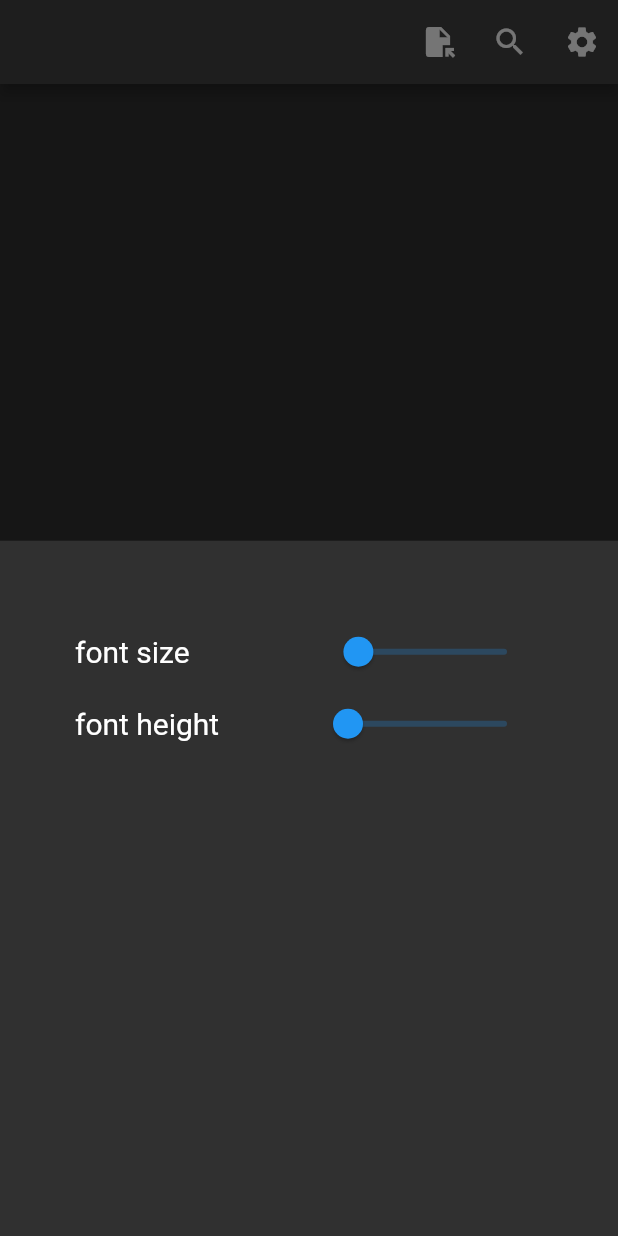
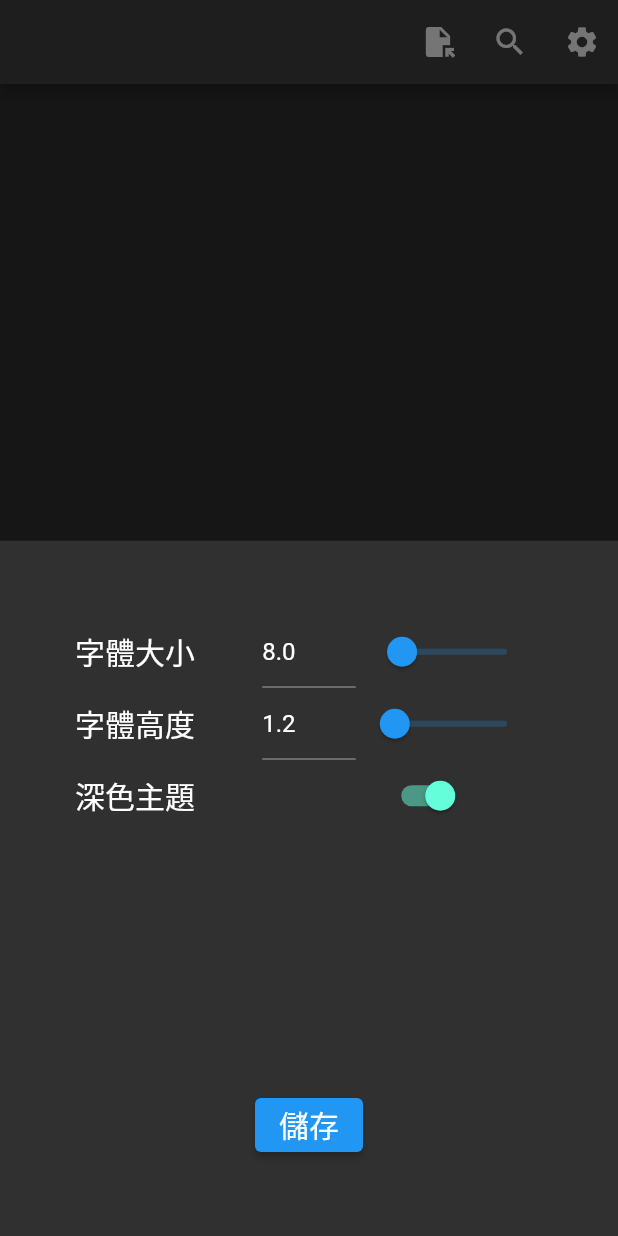
Before and after one commit to HANKSIE/tabview_reader, a Flutter app: the screen it shows after launch, after a tap on the "settings" icon, on a phone screen of 412 x 824 dp. Run offline on Flutter 3.47's test engine with Material 2 defaults, Android fonts, the phone set to English and light mode, and no system bars; our stand-ins replace file_picker, fluttertoast, shared_preferences.

Commit message:
add setting save

```diff
--- a/lib/main.dart
+++ b/lib/main.dart
@@ -6,12 +6,12 @@ import 'package:tabview_reader/store/settings.dart';
 import 'package:tabview_reader/store/tabview_reader_group.dart';
 import 'package:tabview_reader/views/tabview.dart';
 
-void main() {
-  runApp(const MyApp());
+void main() async {
+  runApp(const App());
 }
 
-class MyApp extends StatelessWidget {
-  const MyApp({Key? key}) : super(key: key);
+class App extends StatelessWidget {
+  const App({Key? key}) : super(key: key);
 
   // This widget is the root of your application.
   @override
@@ -25,7 +25,8 @@ class MyApp extends StatelessWidget {
               create: (context) => TabviewReaderGroupStore()),
           ChangeNotifierProvider(create: (context) => SettingsStore()),
         ],
-        child: MaterialApp(
+        child: Consumer<SettingsStore>(builder: (context, settings, child) {
+          return MaterialApp(
             routes: routes,
             theme: ThemeData(
               brightness: Brightness.light,
@@ -33,9 +34,10 @@ class MyApp extends StatelessWidget {
             darkTheme: ThemeData(
               brightness: Brightness.dark,
             ),
-          themeMode: ThemeMode.dark,
+            themeMode: settings.theme,
             debugShowCheckedModeBanner: false,
             home: const TabViewPage(),
-        ));
+          );
+        }));
   }
 }
--- a/lib/store/settings.dart
+++ b/lib/store/settings.dart
@@ -1,11 +1,71 @@
-import 'package:flutter/foundation.dart';
+import 'package:flutter/material.dart';
+import 'package:fluttertoast/fluttertoast.dart';
+import 'package:shared_preferences/shared_preferences.dart';
+import 'package:tabview_reader/utils/setting_storage.dart';
 
 class SettingsStore with ChangeNotifier {
   double _fontSize = 8;
   double _fontHeight = 1.2;
+  ThemeMode _theme = ThemeMode.dark;
+  SettingStorage? _storage;
   get fontSize => _fontSize;
   get fontHeight => _fontHeight;
-  get lineHeight => (_fontSize * _fontHeight).ceil();
+  get lineHeight => _fontSize * _fontHeight;
+  get theme => _theme;
+
+  get isDarkTheme => _theme == ThemeMode.dark;
+
+  SettingsStore() {
+    _init();
+  }
+
+  void _init() async {
+    try {
+      _storage = SettingStorage(await SharedPreferences.getInstance());
+
+      _sync<double>(
+          storageValue: _storage!.getFontSize(),
+          storeValue: fontSize,
+          setStorage: _storage!.setFontSize,
+          setStore: setFontSize);
+      _sync<double>(
+          storageValue: _storage!.getFontHeight(),
+          storeValue: fontHeight,
+          setStorage: _storage!.setFontHeight,
+          setStore: setFontHeight);
+      _sync<ThemeMode>(
+          storageValue: _storage!.getTheme(),
+          storeValue: theme,
+          setStorage: _storage!.setTheme,
+          setStore: setTheme);
+    } catch (err) {
+      Fluttertoast.showToast(msg: '設定檔同步錯誤: $err');
+    }
+  }
+
+  void _sync<T>(
+      {required T? storageValue,
+      required T storeValue,
+      required void Function(T val) setStorage,
+      required void Function(T val) setStore}) {
+    if (storageValue == null) {
+      setStorage(storeValue);
+    } else {
+      setStore(storageValue);
+    }
+  }
+
+  Future<void> save() async {
+    try {
+      await Future.wait([
+      _storage!.setTheme(_theme);
+      _storage!.setFontHeight(_fontHeight);
+      _storage!.setFontSize(_fontSize);
+      ]);
+    } catch (err) {
+      Fluttertoast.showToast(msg: '儲存設定發生錯誤: $err');
+    }
+  }
 
   setFontSize(double fontSize) {
     _fontSize = fontSize;
@@ -16,4 +76,14 @@ class SettingsStore with ChangeNotifier {
     _fontHeight = fontHeight;
     notifyListeners();
   }
+
+  setTheme(ThemeMode theme) {
+    _theme = theme;
+    notifyListeners();
+  }
+
+  toggleTheme() {
+    _theme = _theme == ThemeMode.dark ? ThemeMode.light : ThemeMode.dark;
+    notifyListeners();
+  }
 }
--- a/lib/store/tabview_reader_group.dart
+++ b/lib/store/tabview_reader_group.dart
@@ -15,7 +15,7 @@ class TabviewReaderGroupStore with ChangeNotifier {
     _songIndex = 0;
   }
 
-  void reset({int? viewHeight, required int lineHeight}) {
+  void reset({num? viewHeight, required num lineHeight}) {
     for (var reader in _readers) {
       reader.reset(viewHeight: viewHeight, lineHeight: lineHeight);
     }
--- /dev/null
+++ b/lib/utils/setting_storage.dart
@@ -0,0 +1,34 @@
+import 'package:flutter/material.dart';
+import 'package:shared_preferences/shared_preferences.dart';
+
+enum Setting { fontSize, fontHeight, themeDark }
+
+extension ParseValueToString on Setting {
+  String getValue() {
+    return toString().split('.').last;
+  }
+}
+
+class SettingStorage {
+  late final SharedPreferences _prefs;
+
+  SettingStorage(SharedPreferences prefs) {
+    _prefs = prefs;
+  }
+
+  double? getFontSize() => _prefs.getDouble(Setting.fontSize.getValue());
+  double? getFontHeight() => _prefs.getDouble(Setting.fontHeight.getValue());
+
+  ThemeMode? getTheme() {
+    var value = _prefs.getBool(Setting.themeDark.getValue());
+    if (value == null) return null;
+    return value ? ThemeMode.dark : ThemeMode.light;
+  }
+
+  Future<void> setFontSize(double val) =>
+      _prefs.setDouble(Setting.fontSize.getValue(), val);
+  Future<void> setFontHeight(double val) =>
+      _prefs.setDouble(Setting.fontHeight.getValue(), val);
+  Future<void> setTheme(ThemeMode theme) =>
+      _prefs.setBool(Setting.themeDark.getValue(), theme == ThemeMode.dark);
+}
--- a/lib/utils/tabview/reader.dart
+++ b/lib/utils/tabview/reader.dart
@@ -3,7 +3,7 @@ import 'package:tabview_reader/models/sheet_music.dart';
 class TabviewReader {
   late final SheetMusic _sheetMusic;
   late int _viewLines;
-  late int _viewHeight;
+  late num _viewHeight;
   int _pageIndex = 0;
   late List<List<String>> _pages;
   get page => _pages[_pageIndex];
@@ -11,12 +11,12 @@ class TabviewReader {
   get viewLines => _viewLines;
 
   TabviewReader(
-      {required int viewHeight,
-      required int lineHeight,
+      {required num viewHeight,
+      required num lineHeight,
       required SheetMusic sheetMusic}) {
     _sheetMusic = sheetMusic;
     _viewHeight = viewHeight;
-    _viewLines = (_viewHeight / lineHeight).floor();
+    _viewLines = (viewHeight / (lineHeight.ceil())).floor();
     _pages = _buildPages(sheetMusic: _sheetMusic, viewLines: _viewLines);
   }
 
@@ -24,7 +24,7 @@ class TabviewReader {
     _pageIndex = 0;
   }
 
-  void reset({int? viewHeight, required int lineHeight}) {
+  void reset({num? viewHeight, required num lineHeight}) {
     _pageIndex = 0;
     if (viewHeight != null) {
       _viewHeight = _viewHeight;
--- a/lib/views/tabview.dart
+++ b/lib/views/tabview.dart
@@ -43,9 +43,11 @@ class _TabViewPageState extends State<TabViewPage> {
                       ))
                     : OverflowBox(
                         maxWidth: double.infinity,
-                        child: Column(
-                            crossAxisAlignment: CrossAxisAlignment.start,
-                            children: [
+                        child: SingleChildScrollView(
+                            // 為了些微誤差允許滾動
+                            child: Column(
+                                crossAxisAlignment: CrossAxisAlignment.start,
+                                children: [
                               for (var text in readerGroup.reader?.page)
                                 Text(text,
                                     style: TextStyle(
@@ -53,7 +55,7 @@ class _TabViewPageState extends State<TabViewPage> {
                                       fontSize: settings.fontSize,
                                       fontFamily: 'Roboto Mono',
                                     ))
-                            ]));
+                            ])));
               },
             );
           },
--- a/lib/widgets/reader_controls.dart
+++ b/lib/widgets/reader_controls.dart
@@ -20,9 +20,9 @@ class TabviewReaderControls extends StatefulWidget {
 }
 
 class _NormalControlsState extends State<TabviewReaderControls> {
-  int _getViewHeight() {
+  _getViewHeight() {
     final size = widget.viewKey.currentContext?.size;
-    return size != null ? size.height.toInt() : 0;
+    return size != null ? size.height : 0;
   }
 
   _fileOpen() async {
--- a/lib/widgets/settings_bottom_sheet.dart
+++ b/lib/widgets/settings_bottom_sheet.dart
@@ -1,4 +1,5 @@
 import 'package:flutter/material.dart';
+import 'package:fluttertoast/fluttertoast.dart';
 import 'package:provider/provider.dart';
 import 'package:tabview_reader/store/settings.dart';
 import 'package:tabview_reader/store/tabview_reader_group.dart';
@@ -16,9 +17,10 @@ class _SettingsBottomSheetState extends State<SettingsBottomSheet> {
     var settingsStore = Provider.of<SettingsStore>(context, listen: true);
     var readerGroupStore =
         Provider.of<TabviewReaderGroupStore>(context, listen: false);
-    List<SlideControlConfig> configs = [
-      SlideControlConfig(
-          label: 'font size',
+    List<ControlConfig> configs = [
+      ControlConfig(
+          label: '字體大小',
+          slide: SlideControlConfig(
               value: settingsStore.fontSize,
               min: 5.0,
               max: 50.0,
@@ -27,8 +29,16 @@ class _SettingsBottomSheetState extends State<SettingsBottomSheet> {
                 settingsStore.setFontSize(val);
                 readerGroupStore.reset(lineHeight: settingsStore.lineHeight);
               }),
-      SlideControlConfig(
-          label: 'font height',
+          textField: TextFieldControlConfig(
+              controller: TextEditingController(
+                  text: settingsStore.fontSize.toString()),
+              change: (controller, val) {
+                controller.text = val;
+                settingsStore.setFontSize(double.parse(val));
+              })),
+      ControlConfig(
+          label: '字體高度',
+          slide: SlideControlConfig(
               value: settingsStore.fontHeight,
               min: 1.2,
               max: 10.0,
@@ -37,48 +47,112 @@ class _SettingsBottomSheetState extends State<SettingsBottomSheet> {
                 settingsStore.setFontHeight(val);
                 readerGroupStore.reset(lineHeight: settingsStore.lineHeight);
               }),
+          textField: TextFieldControlConfig(
+              controller: TextEditingController(
+                  text: settingsStore.fontHeight.toString()),
+              change: (controller, val) {
+                controller.text = val;
+                settingsStore.setFontSize(double.parse(val));
+              })),
     ];
     return Padding(
       padding: const EdgeInsets.all(50),
-      child: Column(
+      child:
+          Column(mainAxisAlignment: MainAxisAlignment.spaceBetween, children: [
+        Column(
           children: [
             [
               for (var config in configs)
                 Row(children: [
                   Expanded(
+                    flex: 2,
                     child: Text(
                       config.label,
                       style: const TextStyle(fontSize: 20),
                     ),
                   ),
                   Expanded(
+                      flex: 1,
+                      child: TextField(
+                        keyboardType: TextInputType.number,
+                        controller: config.textField.controller,
+                      )),
+                  Expanded(
+                      flex: 2,
                       child: Slider(
-                value: config.value,
-                min: config.min,
-                max: config.max,
-                divisions: config.divisions,
-                label: config.value.toString(),
-                onChanged: config.onChange,
+                        value: config.slide.value,
+                        min: config.slide.min,
+                        max: config.slide.max,
+                        divisions: config.slide.divisions,
+                        label: config.slide.value.toString(),
+                        onChanged: config.slide.onChange,
+                      ))
+                ])
+            ],
+            [
+              Row(children: [
+                const Expanded(
+                  child: Text(
+                    '深色主題',
+                    style: TextStyle(fontSize: 20),
+                  ),
+                ),
+                Expanded(
+                    child: Switch(
+                  value: settingsStore.isDarkTheme,
+                  onChanged: (bool value) {
+                    settingsStore.toggleTheme();
+                  },
                 ))
               ])
             ]
-      ].expand((widget) => widget).toList()),
+          ].expand((widget) => widget).toList(),
+        ),
+        ElevatedButton(
+          style: ElevatedButton.styleFrom(
+              textStyle: const TextStyle(fontSize: 20)),
+          onPressed: () async {
+            await settingsStore.save();
+            Fluttertoast.showToast(msg: '已儲存');
+          },
+          child: const Text('儲存'),
+        ),
+      ]),
     );
   }
 }
 
+class ControlConfig {
+  String label;
+  SlideControlConfig slide;
+  TextFieldControlConfig textField;
+  ControlConfig(
+      {required this.label, required this.slide, required this.textField});
+}
+
 class SlideControlConfig {
-  String label;
   double value;
   double max;
   double min;
   int divisions;
   void Function(double) onChange;
   SlideControlConfig(
-      {required this.label,
-      required this.value,
+      {required this.value,
       required this.max,
       required this.min,
       required this.divisions,
       required this.onChange});
 }
+
+class TextFieldControlConfig {
+  late TextEditingController controller;
+  late void Function(String val) onChange;
+  TextFieldControlConfig(
+      {required this.controller,
+      required void Function(TextEditingController controller, String val)
+          change}) {
+    onChange = (String val) {
+      change(controller, val);
+    };
+  }
+}
--- a/pubspec.yaml
+++ b/pubspec.yaml
@@ -39,6 +39,7 @@ dependencies:
   collection: ^1.15.0
   provider: ^6.0.3
   fluttertoast: ^8.0.9
+  shared_preferences: ^2.0.15
 
 dev_dependencies:
   flutter_test:
```
Also changed, not shown: pubspec.lock. Lines whose indentation alone changed are shown as unchanged.
